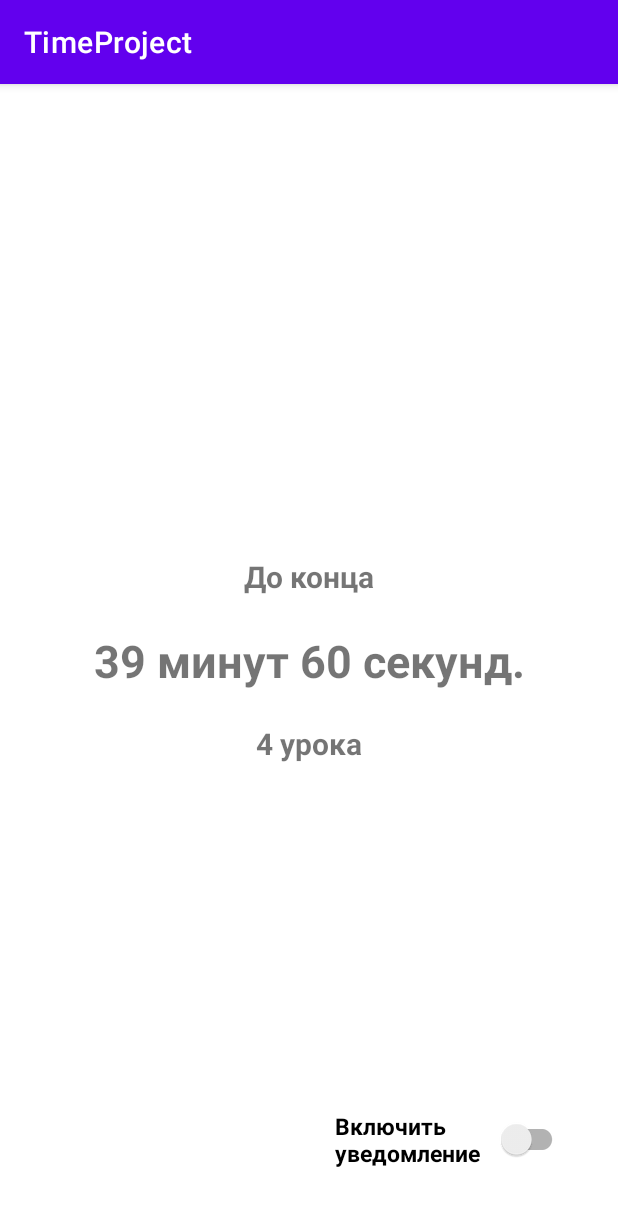
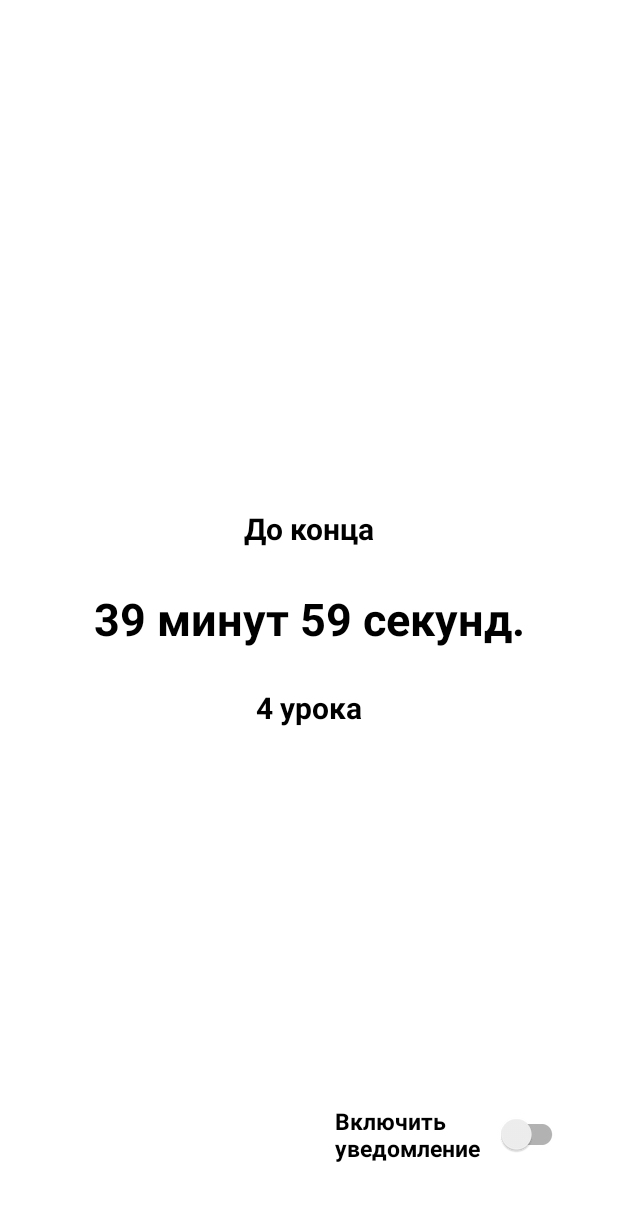
Before and after one commit to mortenlove/TimeProject, an Android app: the screen it shows after launch (MainActivity), on a phone screen of 412 x 824 dp. Shown: the top 1206 px of the screen. Run offline under Robolectric (Android 15) with nearby library versions, the phone set to English and light mode, and no system bars.

Commit message:
Update themes.xml

```diff
--- a/app/src/main/res/values/themes.xml
+++ b/app/src/main/res/values/themes.xml
@@ -1,6 +1,6 @@
 <resources xmlns:tools="http://schemas.android.com/tools">
     <!-- Base application theme. -->
-    <style name="Theme.TimeProject" parent="Theme.MaterialComponents.DayNight.DarkActionBar">
+    <style name="Theme.TimeProject" parent="Theme.MaterialComponents.DayNight.NoActionBar">
         <!-- Primary brand color. -->
         <item name="colorPrimary">@color/purple_500</item>
         <item name="colorPrimaryVariant">@color/purple_700</item>
@@ -9,8 +9,22 @@
         <item name="colorSecondary">@color/teal_200</item>
         <item name="colorSecondaryVariant">@color/teal_700</item>
         <item name="colorOnSecondary">@color/black</item>
+        <item name="backgroundColor">@color/black</item>
+
         <!-- Status bar color. -->
-        <item name="android:statusBarColor">?attr/colorPrimaryVariant</item>
+        <item name="android:statusBarColor">@color/white</item>
+        <item name="android:textColor">@color/black</item>
+        <item name="hintTextColor">@color/black</item>
         <!-- Customize your theme here. -->
+
+        <!-- SwitchCompat settings -->
+        <item name="colorControlNormal">@color/red</item>
+        <item name="colorControlHighlight">@color/green</item>
+
+
+        <item name="colorControlActivated">@color/green</item>
+        <!-- устанавливает цвет для включенного состояния -->
+        <!-- "@color/green" здесь пример, замени его на нужный цвет -->
+        <!-- также можно использовать атрибут "android:colorControlActivated" -->
     </style>
 </resources>
```
